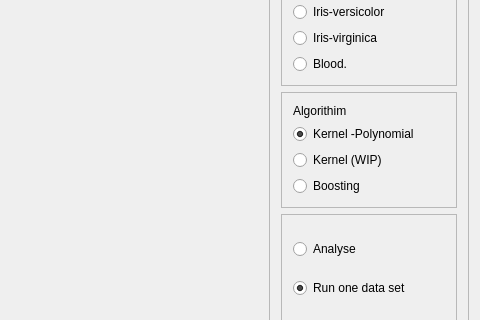
Above: mainwindow.ui from Neolitheon/421-Project-2 before the change; both pictures show x 263 to 743 and y 211 to 531 of the 743 by 750 pixel window. Below: the same form after it.
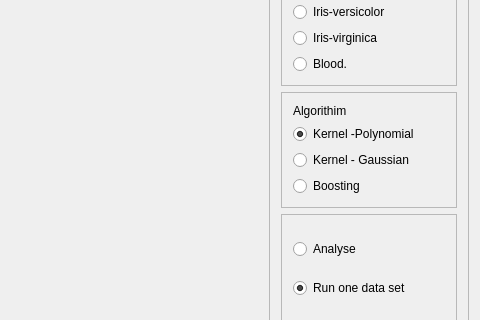
That is the form after the change. Custom widgets are drawn as their Qt base class.

Commit message: Guassian Kernel and Mike fixed what Nik broke. and Defines for paths.

```diff
--- a/mainwindow.ui
+++ b/mainwindow.ui
@@ -112,7 +112,7 @@
           <item row="2" column="0">
            <widget class="QRadioButton" name="radioButton_6">
             <property name="text">
-             <string>Kernel (WIP)</string>
+             <string>Kernel - Gaussian</string>
             </property>
            </widget>
           </item>
```
The commit also changes 13 other files.
